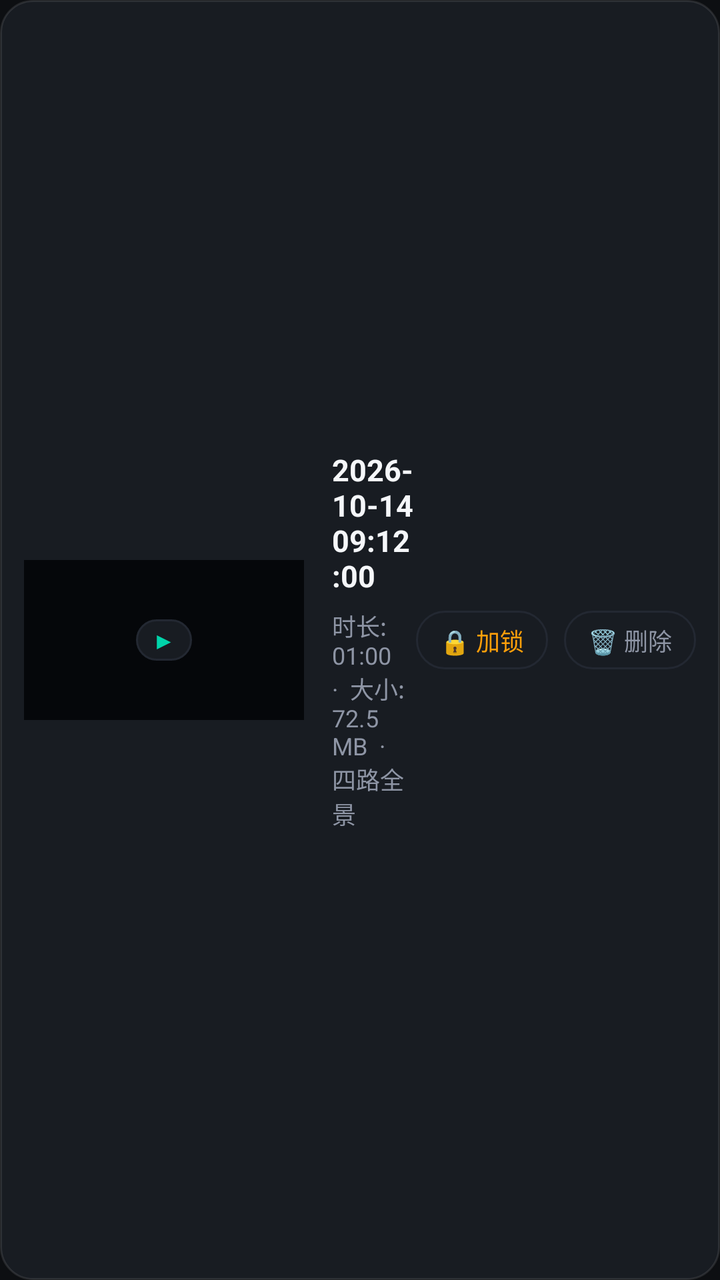
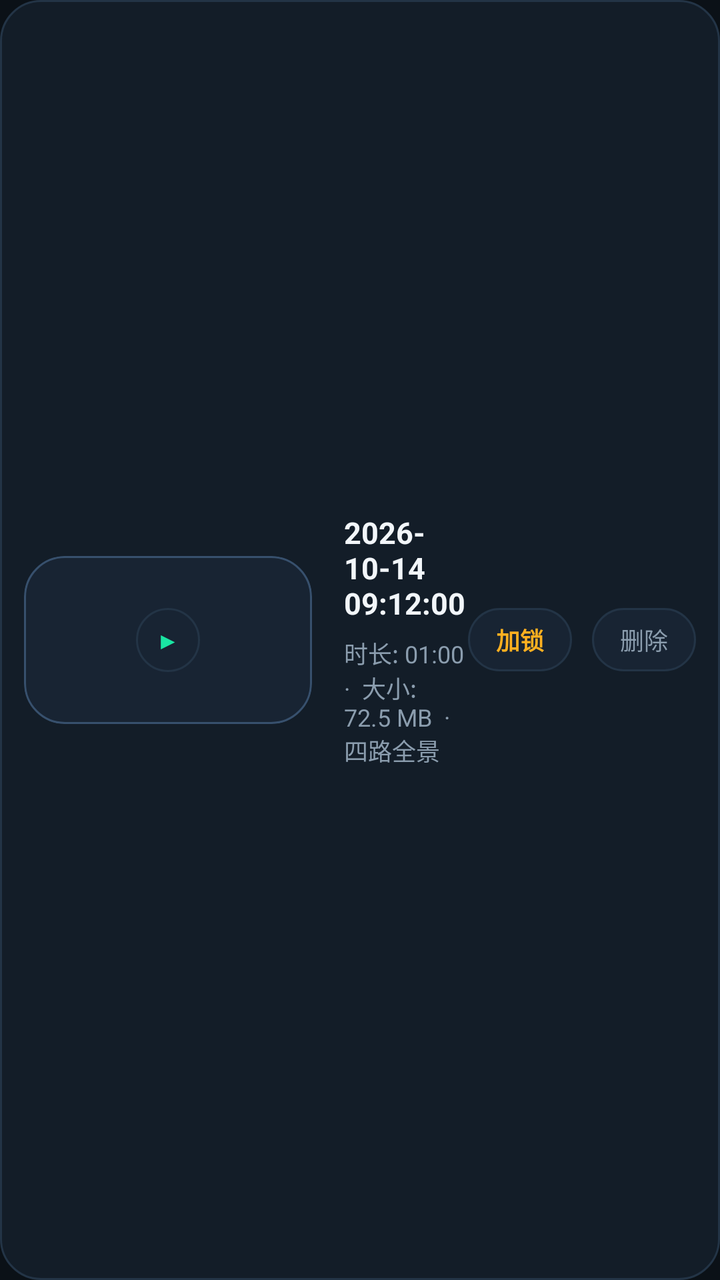

Two renders of the same Android screen: before a commit and after it. Below are the layout's source before the change and the commit's diff.
<!-- AndroidManifest.xml: application theme Theme.Sophon -->
<!-- res/layout/item_recording_card.xml -->
<?xml version="1.0" encoding="utf-8"?>
<LinearLayout xmlns:android="http://schemas.android.com/apk/res/android"
    android:layout_width="match_parent"
    android:layout_height="wrap_content"
    android:layout_marginHorizontal="12dp"
    android:layout_marginVertical="6dp"
    android:background="@drawable/bg_cockpit_card"
    android:gravity="center_vertical"
    android:orientation="horizontal"
    android:padding="12dp">

    
    <FrameLayout
        android:layout_width="140dp"
        android:layout_height="80dp"
        android:background="#FF05070A">

        <ImageView
            android:id="@+id/iv_record_thumb"
            android:layout_width="match_parent"
            android:layout_height="match_parent"
            android:scaleType="centerCrop" />

        
        <TextView
            android:layout_width="wrap_content"
            android:layout_height="wrap_content"
            android:layout_gravity="center"
            android:background="@drawable/bg_badge_pill"
            android:paddingHorizontal="8dp"
            android:paddingVertical="2dp"
            android:text="▶"
            android:textColor="@color/flyme_cyan"
            android:textSize="12sp" />

        
        <TextView
            android:id="@+id/tv_badge_locked"
            android:layout_width="wrap_content"
            android:layout_height="wrap_content"
            android:layout_gravity="start|top"
            android:layout_margin="4dp"
            android:background="@drawable/bg_badge_pill"
            android:backgroundTint="#CCFF453A"
            android:paddingHorizontal="6dp"
            android:paddingVertical="1dp"
            android:text="🔒 事件锁档"
            android:textColor="#FFFFFFFF"
            android:textSize="10sp"
            android:visibility="gone" />
    </FrameLayout>

    
    <LinearLayout
        android:layout_width="0dp"
        android:layout_height="wrap_content"
        android:layout_marginStart="14dp"
        android:layout_weight="1"
        android:orientation="vertical">

        <TextView
            android:id="@+id/tv_record_time"
            android:layout_width="wrap_content"
            android:layout_height="wrap_content"
            android:text="2026-10-14 09:12:00"
            android:textColor="@color/text_primary"
            android:textSize="15sp"
            android:textStyle="bold" />

        <TextView
            android:id="@+id/tv_record_details"
            android:layout_width="wrap_content"
            android:layout_height="wrap_content"
            android:layout_marginTop="6dp"
            android:text="时长: 01:00  ·  大小: 72.5 MB  ·  四路全景"
            android:textColor="@color/text_secondary"
            android:textSize="12sp" />
    </LinearLayout>

    
    <LinearLayout
        android:layout_width="wrap_content"
        android:layout_height="wrap_content"
        android:gravity="center_vertical"
        android:orientation="horizontal">

        <TextView
            android:id="@+id/btn_record_lock_toggle"
            android:layout_width="wrap_content"
            android:layout_height="wrap_content"
            android:layout_marginEnd="8dp"
            android:background="@drawable/bg_badge_pill"
            android:paddingHorizontal="12dp"
            android:paddingVertical="6dp"
            android:text="🔒 加锁"
            android:textColor="@color/accent_warning"
            android:textSize="12sp" />

        <TextView
            android:id="@+id/btn_record_delete"
            android:layout_width="wrap_content"
            android:layout_height="wrap_content"
            android:background="@drawable/bg_badge_pill"
            android:paddingHorizontal="12dp"
            android:paddingVertical="6dp"
            android:text="🗑 删除"
            android:textColor="@color/text_secondary"
            android:textSize="12sp" />
    </LinearLayout>

</LinearLayout>
<!-- resources referenced by this layout -->
<resources>
  <color name="accent_warning">#FFFF9F0A</color>
  <color name="flyme_cyan">#FF00D4AA</color>
  <color name="text_primary">#FFF5F7FA</color>
  <color name="text_secondary">#FF8E95A5</color>
  <!-- drawable bg_badge_pill (drawable) -->
  <?xml version="1.0" encoding="utf-8"?>
  <shape xmlns:android="http://schemas.android.com/apk/res/android"
      android:shape="rectangle">
      <corners android:radius="14dp" />
      <solid android:color="@color/bg_card_dark" />
      <stroke android:width="1dp" android:color="@color/divider_line" />
  </shape>
  <!-- drawable bg_cockpit_card (drawable) -->
  <?xml version="1.0" encoding="utf-8"?>
  <shape xmlns:android="http://schemas.android.com/apk/res/android"
      android:shape="rectangle">
      <corners android:radius="16dp" />
      <solid android:color="@color/bg_card_dark" />
      <stroke
          android:width="1dp"
          android:color="#1AFFFFFF" />
  </shape>
  <style name="Theme.Sophon" parent="Theme.Material3.Dark.NoActionBar">
          <item name="android:statusBarColor">@color/bg_cockpit_dark</item>
          <item name="android:navigationBarColor">@color/bg_cockpit_dark</item>
          <item name="android:windowBackground">@color/bg_cockpit_dark</item>
          <item name="colorPrimary">@color/flyme_cyan</item>
          <item name="colorSecondary">@color/flyme_blue</item>
      </style>
  <color name="bg_card_dark">#FF181C22</color>
  <color name="divider_line">#FF232832</color>
  <color name="bg_cockpit_dark">#FF0D0F12</color>
  <color name="flyme_blue">#FF0A84FF</color>
</resources>

<!-- the commit's change to res/layout/item_recording_card.xml (unified diff, before → after) -->
@@ -2,7 +2,7 @@
 <LinearLayout xmlns:android="http://schemas.android.com/apk/res/android"
     android:layout_width="match_parent"
     android:layout_height="wrap_content"
-    android:layout_marginHorizontal="12dp"
+    android:layout_marginHorizontal="16dp"
     android:layout_marginVertical="6dp"
     android:background="@drawable/bg_cockpit_card"
     android:gravity="center_vertical"
@@ -11,9 +11,10 @@
 
     
     <FrameLayout
-        android:layout_width="140dp"
-        android:layout_height="80dp"
-        android:background="#FF05070A">
+        android:layout_width="144dp"
+        android:layout_height="84dp"
+        android:background="@drawable/bg_cockpit_card_elevated"
+        android:clipToOutline="true">
 
         <ImageView
             android:id="@+id/iv_record_thumb"
@@ -22,16 +23,20 @@
             android:scaleType="centerCrop" />
 
         
-        <TextView
-            android:layout_width="wrap_content"
-            android:layout_height="wrap_content"
+        <FrameLayout
+            android:layout_width="32dp"
+            android:layout_height="32dp"
             android:layout_gravity="center"
-            android:background="@drawable/bg_badge_pill"
-            android:paddingHorizontal="8dp"
-            android:paddingVertical="2dp"
-            android:text="▶"
-            android:textColor="@color/flyme_cyan"
-            android:textSize="12sp" />
+            android:background="@drawable/bg_badge_pill">
+
+            <TextView
+                android:layout_width="wrap_content"
+                android:layout_height="wrap_content"
+                android:layout_gravity="center"
+                android:text="▶"
+                android:textColor="@color/flyme_cyan"
+                android:textSize="12sp" />
+        </FrameLayout>
 
         
         <TextView
@@ -39,14 +44,15 @@
             android:layout_width="wrap_content"
             android:layout_height="wrap_content"
             android:layout_gravity="start|top"
-            android:layout_margin="4dp"
-            android:background="@drawable/bg_badge_pill"
-            android:backgroundTint="#CCFF453A"
-            android:paddingHorizontal="6dp"
-            android:paddingVertical="1dp"
-            android:text="🔒 事件锁档"
+            android:layout_margin="6dp"
+            android:background="@drawable/bg_badge_pill_active"
+            android:backgroundTint="@color/accent_danger"
+            android:paddingHorizontal="7dp"
+            android:paddingVertical="2dp"
+            android:text="加锁保护"
             android:textColor="#FFFFFFFF"
-            android:textSize="10sp"
+            android:textSize="9sp"
+            android:textStyle="bold"
             android:visibility="gone" />
     </FrameLayout>
 
@@ -54,7 +60,7 @@
     <LinearLayout
         android:layout_width="0dp"
         android:layout_height="wrap_content"
-        android:layout_marginStart="14dp"
+        android:layout_marginStart="16dp"
         android:layout_weight="1"
         android:orientation="vertical">
 
@@ -88,22 +94,23 @@
             android:id="@+id/btn_record_lock_toggle"
             android:layout_width="wrap_content"
             android:layout_height="wrap_content"
-            android:layout_marginEnd="8dp"
+            android:layout_marginEnd="10dp"
             android:background="@drawable/bg_badge_pill"
-            android:paddingHorizontal="12dp"
-            android:paddingVertical="6dp"
-            android:text="🔒 加锁"
+            android:paddingHorizontal="14dp"
+            android:paddingVertical="7dp"
+            android:text="加锁"
             android:textColor="@color/accent_warning"
-            android:textSize="12sp" />
+            android:textSize="12sp"
+            android:textStyle="bold" />
 
         <TextView
             android:id="@+id/btn_record_delete"
             android:layout_width="wrap_content"
             android:layout_height="wrap_content"
             android:background="@drawable/bg_badge_pill"
-            android:paddingHorizontal="12dp"
-            android:paddingVertical="6dp"
-            android:text="🗑 删除"
+            android:paddingHorizontal="14dp"
+            android:paddingVertical="7dp"
+            android:text="删除"
             android:textColor="@color/text_secondary"
             android:textSize="12sp" />
     </LinearLayout>
<!-- resource entries referenced after the edit -->
@@ -1,26 +1,49 @@
 <!-- resources referenced by this layout -->
 <resources>
-  <color name="accent_warning">#FFFF9F0A</color>
-  <color name="flyme_cyan">#FF00D4AA</color>
-  <color name="text_primary">#FFF5F7FA</color>
-  <color name="text_secondary">#FF8E95A5</color>
+  <color name="accent_danger">#FFFF5252</color>
+  <color name="accent_warning">#FFFFB020</color>
+  <color name="flyme_cyan">#FF1AE5A3</color>
+  <color name="text_primary">#FFF2F6FA</color>
+  <color name="text_secondary">#FF8B9DAE</color>
   <!-- drawable bg_badge_pill (drawable) -->
   <?xml version="1.0" encoding="utf-8"?>
   <shape xmlns:android="http://schemas.android.com/apk/res/android"
       android:shape="rectangle">
-      <corners android:radius="14dp" />
-      <solid android:color="@color/bg_card_dark" />
-      <stroke android:width="1dp" android:color="@color/divider_line" />
+      <corners android:radius="50dp" />
+      <solid android:color="@color/bg_card_elevated" />
+      <stroke
+          android:width="1dp"
+          android:color="@color/stroke_glass_card" />
+  </shape>
+  <!-- drawable bg_badge_pill_active (drawable) -->
+  <?xml version="1.0" encoding="utf-8"?>
+  <shape xmlns:android="http://schemas.android.com/apk/res/android"
+      android:shape="rectangle">
+      <corners android:radius="50dp" />
+      <solid android:color="@color/flyme_cyan" />
+      <stroke
+          android:width="1dp"
+          android:color="@color/flyme_cyan" />
   </shape>
   <!-- drawable bg_cockpit_card (drawable) -->
   <?xml version="1.0" encoding="utf-8"?>
   <shape xmlns:android="http://schemas.android.com/apk/res/android"
       android:shape="rectangle">
-      <corners android:radius="16dp" />
+      <corners android:radius="20dp" />
       <solid android:color="@color/bg_card_dark" />
       <stroke
           android:width="1dp"
-          android:color="#1AFFFFFF" />
+          android:color="@color/stroke_glass_card" />
+  </shape>
+  <!-- drawable bg_cockpit_card_elevated (drawable) -->
+  <?xml version="1.0" encoding="utf-8"?>
+  <shape xmlns:android="http://schemas.android.com/apk/res/android"
+      android:shape="rectangle">
+      <corners android:radius="20dp" />
+      <solid android:color="@color/bg_card_elevated" />
+      <stroke
+          android:width="1dp"
+          android:color="@color/stroke_glass_highlight" />
   </shape>
   <style name="Theme.Sophon" parent="Theme.Material3.Dark.NoActionBar">
           <item name="android:statusBarColor">@color/bg_cockpit_dark</item>
@@ -29,9 +52,11 @@
           <item name="colorPrimary">@color/flyme_cyan</item>
           <item name="colorSecondary">@color/flyme_blue</item>
       </style>
-  <color name="bg_card_dark">#FF181C22</color>
-  <color name="divider_line">#FF232832</color>
-  <color name="bg_cockpit_dark">#FF0D0F12</color>
+  <color name="bg_card_elevated">#FF182433</color>
+  <color name="stroke_glass_card">#FF233446</color>
+  <color name="bg_card_dark">#FF131D28</color>
+  <color name="stroke_glass_highlight">#FF37506D</color>
+  <color name="bg_cockpit_dark">#FF0B1117</color>
   <color name="flyme_blue">#FF0A84FF</color>
 </resources>
 
